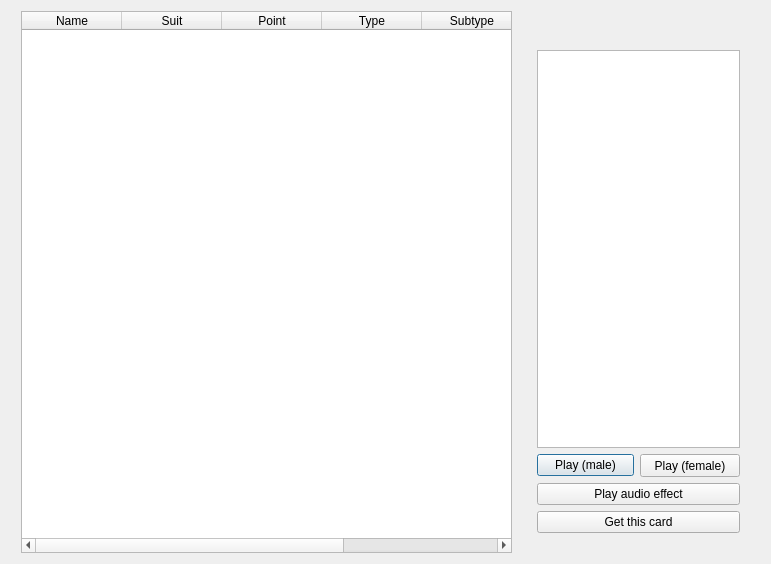
Mogara/QSanguosha-For-Hegemony, file src/dialog/cardoverview.ui: the form before one commit.
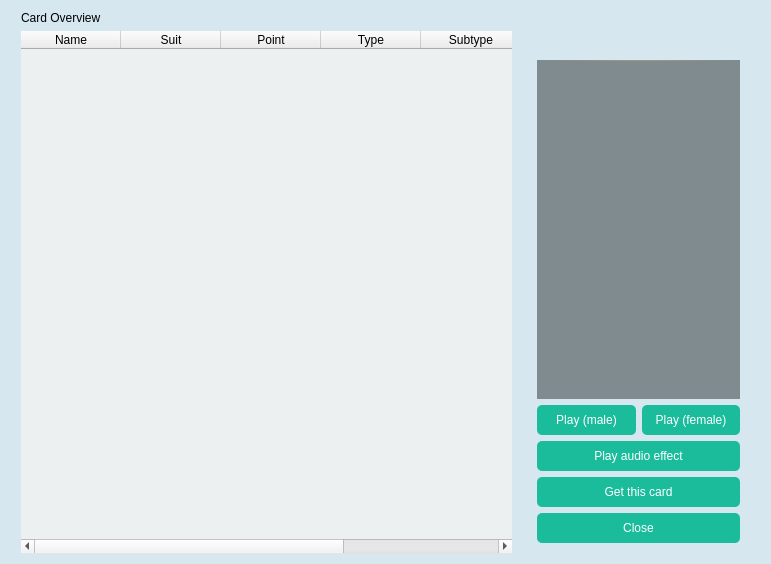
The form after the commit. Icons and pictures are not drawn.

Commit message: Stylize CardOverview

```diff
--- a/src/dialog/cardoverview.ui
+++ b/src/dialog/cardoverview.ui
@@ -13,8 +13,536 @@
   <property name="windowTitle">
    <string>Card Overvew</string>
   </property>
-  <layout class="QHBoxLayout" name="horizontalLayout_2">
-   <item>
+  <property name="styleSheet">
+   <string notr="true">QProgressBar {
+    color : solid gray;
+    border: 2px solid gray;
+    border-radius: 5px;
+    background: transparent;
+    padding: 0px;
+    text-align: center;
+}
+
+QProgressBar::chunk {
+    background: #B22222;
+}
+
+QTextEdit {
+	border-left: none;
+	border-right: none;
+	border-top: 1px solid qlineargradient(spread:reflect, x1:0, y1:0, x2:0.5, y2:0, stop:0 transparent, stop:1 rgb(166, 150, 122));
+	border-bottom: none;
+    background-color: rgba(0, 0, 0, 40%);
+}
+
+QTextEdit[description=&quot;true&quot;] {
+    border: 2px solid rgb(185, 195, 199);
+	padding-left: 8px;
+	min-height: 32px;
+	border-radius: 6px;
+	alignment: left;
+	background-color: white;
+}
+
+QTextEdit#whatsnew {
+	background-image: url(image/system/simpleBg/whatsnew.png);
+}
+
+QTextEdit#skill_info:focus {
+	border-color: rgb(26, 188, 156);
+}
+
+QTextEdit#skill_info:disabled {
+	background-color: rgba(244, 246, 246, 70%);
+	border-color: rgba(213, 219, 219, 70%);
+	color: rgba(163, 169, 169, 70%);
+}
+
+QLineEdit {
+	border: 2px solid rgb(185, 195, 199);
+	padding-left: 8px;
+	min-height: 32px;
+	border-radius: 6px;
+	alignment: left center;
+}
+
+QLineEdit:focus {
+	border-color: rgb(26, 188, 156);
+}
+
+QLineEdit:disabled {
+	background-color: rgba(244, 246, 246, 70%);
+	border-color: rgba(213, 219, 219, 70%);
+	color: rgba(163, 169, 169, 70%);
+}
+
+QLineEdit#chat_edit {
+    background-color: rgba(0, 0, 0, 200);
+    color: white;
+    border: 1px solid rgb(166, 150, 122);
+    height: 20px;
+    border-radius: 2px;
+}
+
+QStatusBar::item {
+     border: 0px solid grey;
+ }
+
+QMenu[private_pile=&quot;true&quot;] {
+    background-color: rgba(43,63,53,200);
+    border-radius: 1px;
+    color: white;
+}
+
+QPushButton[private_pile=&quot;true&quot;] {
+    background-color: rgba(43,63,53,200);
+    border-radius: 1px;
+    color: white;
+}
+
+QMenu[treasure = true] {
+    background-color: rgba(64, 52, 0, 200);
+    border-radius: 5px;
+    color: white;
+}
+
+QPushButton[treasure = true] {
+    background-color: rgba(64, 52, 0, 200);
+    border-radius: 5px;
+    color: white;
+}
+
+QDialog {
+	background: rgb(214, 231, 239);
+}
+
+QTabWidget::pane {
+	border: none;
+}
+
+QTabWidget::tab-bar {
+    subcontrol-position: center;
+}
+
+QTabBar::tab {
+	alignment: center;
+	background-color: rgb(236, 240, 241);
+	border: none;
+	width: 109;
+	height: 44;
+	color: rgb(52, 73, 94);
+	font: 13px;
+}
+
+QTabBar::tab:only-one, QTabBar::tab:first {
+	border-top-left-radius: 5px;
+	border-bottom-left-radius: 5px;
+}
+
+QTabBar::tab:only-one, QTabBar::tab:last {
+	border-top-right-radius: 5px;
+	border-bottom-right-radius: 5px;
+}
+
+QTabBar::tab:selected {
+	background-color: rgb(26, 188, 156);
+}
+
+QTabBar::tab:!selected:hover {
+	color: rgb(26, 188, 156);
+}
+
+QTabBar::scroller {
+	width: 52px;
+}
+
+QTabBar QToolButton {
+	background-color: rgb(236, 240, 241);
+	border: transparent;
+	border-radius: 5px;
+	alignment: center;
+}
+
+QTabBar QToolButton:hover {
+	background-color: rgb(26, 188, 156);
+}
+
+QTabBar QToolButton::left-arrow {
+	image: url(image/system/controls/tabbar-left-arrow.png);
+	width: 12;
+	height: 12;
+}
+
+QTabBar QToolButton::right-arrow {
+	image: url(image/system/controls/tabbar-right-arrow.png);
+	width: 12;
+	height: 12;
+}
+
+QPushButton[game_control=&quot;true&quot;] {
+    border: 0px solid gray;
+    font: 12px;
+    border-radius: 5px;
+    padding: 6px 12px 6px 12px;
+}
+
+QPushButton#pause {
+    background-image: url(image/system/button/pause.png);
+}
+
+QPushButton#play {
+    background-image: url(image/system/button/play.png);
+}
+
+QPushButton#slow-down {
+    background-image: url(image/system/button/slow-down.png);
+}
+
+QPushButton#speed-up {
+    background-image: url(image/system/button/speed-up.png);
+}
+
+QPushButton#uniform {
+    background-image: url(image/system/button/uniform.png);
+}
+
+QPushButton[control = true] {
+	color: rgb(183, 218, 238);
+	background-color:rgba(0, 0, 0, 0);
+	border-style:none;
+}
+
+QPushButton[control = true]:hover {
+	background-color: rgb(72, 160, 212);
+}
+
+QPushButton[control = true][bold = true] {
+	font: bold;
+}
+
+#closeButton[control = true]:hover {
+	background-color: rgb(238, 44, 44);
+}
+
+QMenu {
+	background-color: rgb(216, 255, 253);
+	border: none;
+}
+
+QMenu::item {
+	padding: 7px 40px 7px 35px;
+	background: transparent;
+	border-radius: 2px;
+}
+
+QMenu::item:selected {
+	background: rgba(88, 201, 241, 200);
+}
+
+QMenu::separator {
+	height: 1px;
+    background: qlineargradient(spread:reflect, x1:0, y1:0, x2:0.5, y2:0, stop:0 transparent, stop:1 rgba(72, 160, 212, 255));
+	border-radius: 1px;
+    margin-left: 5px;
+    margin-right: 5px;
+}
+
+QMenu::indicator:checked {
+	margin-left: 5px;
+	width: 15px;
+	height: 15px;
+	image: url(image/system/controls/menu-indicator.png);
+}
+
+QMenu::right-arrow {
+	margin-right: 5px;
+	width: 12px;
+	height: 12px;
+	image: url(image/system/controls/menu-right-arrow.png);
+}
+
+QSpinBox {
+	border: 2px solid rgb(185, 195, 199);
+	padding-left: 8px;
+	min-height: 32px;
+	border-radius: 5px;
+	alignment: left center;
+}
+
+QSpinBox:focus {
+	border-color: rgb(26, 188, 156);
+}
+
+QSpinBox:disabled {
+	background-color: rgba(244, 246, 246, 70%);
+	border-color: rgba(213, 219, 219, 70%);
+	color: rgba(163, 169, 169, 70%);
+}
+
+QSpinBox::up-button {
+	margin-top: 1px;
+	margin-right: 1px;
+	background: rgb(236, 240, 241);
+	border-top-right-radius: 3px;
+}
+
+QSpinBox::down-button {
+	margin-bottom: 1px;
+	margin-right: 1px;
+	background: rgb(236, 240, 241);
+	border-bottom-right-radius: 3px;
+}
+
+QSpinBox::up-button:hover, QSpinBox::down-button:hover {
+	background: rgb(26, 188, 156);
+}
+
+QSpinBox::up-button:disabled, QSpinBox::down-button:disabled {
+	background-color: rgba(213, 219, 219, 70%);
+}
+
+QSpinBox::up-arrow {
+	image: url(image/system/controls/spinbox-up-arrow.png);
+}
+
+QSpinBox::down-arrow {
+	image: url(image/system/controls/spinbox-down-arrow.png);
+}
+
+QCheckBox {
+	spacing: 10px;
+	margin-left: 10px;
+}
+
+QCheckBox:checked {
+	color: rgb(26, 188, 156);
+}
+
+QCheckBox::indicator {
+	background: rgb(189, 195, 199);
+	border-radius: 5px;
+	height: 20px;
+	width: 20px;
+}
+
+QCheckBox::indicator:checked {
+	background: rgb(26, 188, 156);
+	image: url(image/system/controls/checkbox-indicator.png);
+}
+
+QCheckBox::indicator:hover {
+	image: url(image/system/controls/checkbox-indicator.png);
+}
+
+QCheckBox:disabled {
+	color: rgb(200, 202, 204);
+}
+
+QCheckBox::indicator:disabled {
+	background: rgb(200, 202, 204);
+}
+
+QDialog QPushButton {
+	color: white;
+	background-color: rgb(26, 188, 156);
+	border: transparent;
+	border-radius: 5px;
+	min-height: 30px;
+	min-width: 85px;
+}
+
+QDialog QPushButton:hover {
+	background-color: rgb(72, 201, 176);
+}
+
+QDialog QPushButton:disabled {
+	background-color: rgba(72, 201, 176, 52%);
+	color: rgba(255, 255, 255, 70%);
+}
+
+QDialog QPushButton:pressed {
+	background-color: rgb(22, 160, 133);
+}
+
+QRadioButton {
+	spacing: 10px;
+	margin-left: 10px;
+}
+
+QRadioButton:checked {
+	color: rgb(26, 188, 156);
+}
+
+QRadioButton::indicator {
+	background: url(image/system/controls/radiobutton-indicator-bg.png);
+	height: 20px;
+	width: 20px;
+}
+
+QRadioButton::indicator:checked {
+	background: url(image/system/controls/radiobutton-indicator-bg-checked.png);
+	image: url(image/system/controls/radiobutton-indicator-checked.png);
+}
+
+QRadioButton::indicator:unchecked:hover {
+	image: url(image/system/controls/radiobutton-indicator.png);
+}
+
+QRadioButton:disabled {
+	color: rgb(200, 202, 204);
+}
+
+QRadioButton::indicator:disabled {
+	background: url(image/system/controls/radiobutton-indicator-bg-disabled.png);
+}
+
+QRadioButton::indicator:disabled:checked {
+	image: url(image/system/controls/radiobutton-indicator-disabled.png);
+}
+
+QGroupBox {
+	border-radius: 5px;
+	background: transparent;
+	border: 2px solid rgb(185, 195, 199);
+	margin-top: 7px;
+	padding: 10px;
+}
+
+QGroupBox::title {
+	padding: 0 3px;
+    subcontrol-origin: margin;
+    subcontrol-position: top center;
+}
+
+QGroupBox:disabled {
+	background-color: rgba(244, 246, 246, 70%);
+	border-color: rgba(213, 219, 219, 70%);
+	color: rgba(163, 169, 169, 70%);
+}
+
+QGroupBox::title:disabled {
+	color: rgba(163, 169, 169, 70%);
+}
+
+QComboBox:disabled {
+	background-color: rgba(244, 246, 246, 70%);
+	border-color: rgba(213, 219, 219, 70%);
+	color: rgba(163, 169, 169, 70%);
+}
+
+QComboBox:!editable:on {
+	background-color: rgb(22, 160, 133);
+	color: white;
+}
+
+QComboBox {
+	border: 2px solid rgb(185, 195, 199);
+	border-radius: 5px;
+	height: 30px;
+}
+
+QComboBox:editable:focus, QComboBox:editable:on {
+	border-color: rgb(26, 188, 156);
+}
+
+QComboBox::drop-down {
+	background: rgb(236, 240, 241);
+	border-top-right-radius: 3px;
+	border-bottom-right-radius: 3px;
+	min-width: 30px;
+}
+
+QComboBox::drop-down:hover {
+	background-color: rgb(72, 201, 176);
+}
+
+QComboBox::drop-down:on {
+	background-color: rgb(22, 160, 133);
+}
+
+QComboBox::drop-down:disabled {
+	background-color: rgba(213, 219, 219, 70%);
+}
+
+QComboBox::down-arrow {
+	image: url(image/system/controls/combobox-down-arrow.png);
+}
+
+QComboBox QAbstractItemView {
+	background: rgb(52, 73, 94);
+	border-radius: 5px;
+	selection-background-color: rgb(44, 62, 80);
+	color: white;
+}
+
+QListView {
+	border-radius: 5px;
+	background-color: rgb(236, 240, 241);
+	color: rgb(52, 73, 94);
+}
+
+QListView::item {
+	border-radius: 5px;
+}
+
+QListView::item:selected {
+	background-color: rgb(26, 188, 156);
+	border: transparent;
+}
+
+QListView::item:!selected:hover {
+	color: rgb(26, 188, 156);
+}
+
+QSlider:horizontal {
+	min-width: 50px;
+	height: 18px;
+}
+
+QSlider::groove:horizontal {
+	background-color: rgb(235, 237, 239);
+	border-radius: 9px;
+	height: 18px;
+}
+
+QSlider::handle:horizontal {
+	background-color: rgb(22, 160, 133);
+	border-radius: 9;
+	height: 18px;
+	position: absolute;
+	width: 18px;
+}
+
+QSlider::handle:horizontal:hover,
+QSlider::handle:horizontal:focus {
+	background-color: rgb(72, 201, 176);
+}
+
+QSlider::sub-page:horizontal {
+	background-color: rgb(168, 220, 188);
+}
+
+QTableView {
+	border-radius: 5px;
+	background-color: rgb(236, 240, 241);
+	color: rgb(52, 73, 94);
+}
+
+QTableView::item:selected {
+	background-color: rgb(26, 188, 156);
+	border: transparent;
+}
+
+QTableView::item:!selected:hover {
+	color: rgb(26, 188, 156);
+}
+
+QScrollArea {
+	border-radius: 6px;
+}</string>
+  </property>
+  <layout class="QGridLayout" name="gridLayout">
+   <item row="1" column="0">
     <widget class="QTableWidget" name="tableWidget">
      <property name="maximumSize">
       <size>
@@ -66,7 +594,7 @@
      </column>
     </widget>
    </item>
-   <item>
+   <item row="1" column="1">
     <widget class="QFrame" name="frame">
      <property name="maximumSize">
       <size>
@@ -126,8 +654,8 @@
            <widget class="QPushButton" name="femalePlayButton">
             <property name="minimumSize">
              <size>
-              <width>100</width>
-              <height>23</height>
+              <width>85</width>
+              <height>30</height>
              </size>
             </property>
             <property name="maximumSize">
@@ -163,11 +691,25 @@
           </property>
          </widget>
         </item>
+        <item>
+         <widget class="QPushButton" name="closeButton">
+          <property name="text">
+           <string>Close</string>
+          </property>
+         </widget>
+        </item>
        </layout>
       </item>
      </layout>
     </widget>
    </item>
+   <item row="0" column="0">
+    <widget class="QLabel" name="titleLabel">
+     <property name="text">
+      <string>Card Overview</string>
+     </property>
+    </widget>
+   </item>
   </layout>
  </widget>
  <resources/>
```
Left out of the diff: 6 changed lines with no effect on the pictures. The commit also changes 4 other files.
